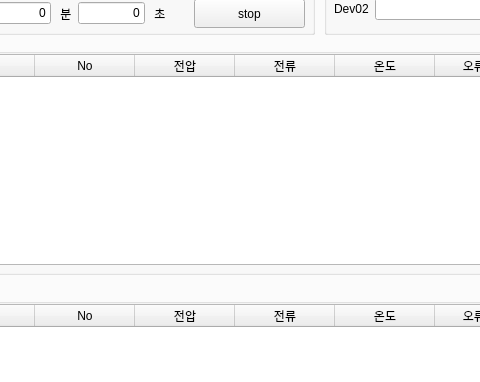
Before: the Qt Designer form src/BCT_UI.ui in ComMslee/BCT, drawn with Qt 5; both pictures show x 268 to 748 and y 172 to 554 of the 833 by 694 pixel window.
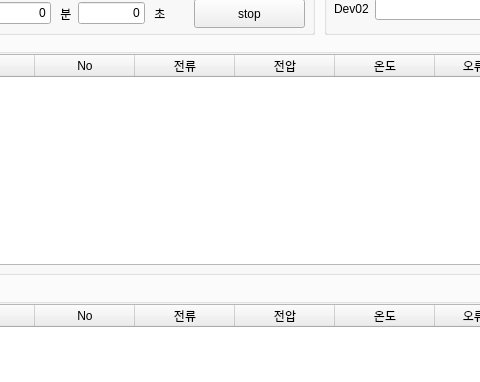
After: the same form once the commit is applied. The open tabs and pages were chosen to show the change.

Diff of the .ui file:
```diff
--- a/src/BCT_UI.ui
+++ b/src/BCT_UI.ui
@@ -206,12 +206,12 @@
       </column>
       <column>
        <property name="text">
-        <string>전압</string>
+        <string>전류</string>
        </property>
       </column>
       <column>
        <property name="text">
-        <string>전류</string>
+        <string>전압</string>
        </property>
       </column>
       <column>
@@ -735,12 +735,12 @@
       </column>
       <column>
        <property name="text">
-        <string>전압</string>
+        <string>전류</string>
        </property>
       </column>
       <column>
        <property name="text">
-        <string>전류</string>
+        <string>전압</string>
        </property>
       </column>
       <column>
```
Left out of the diff: 8 changed lines with no effect on the pictures.
